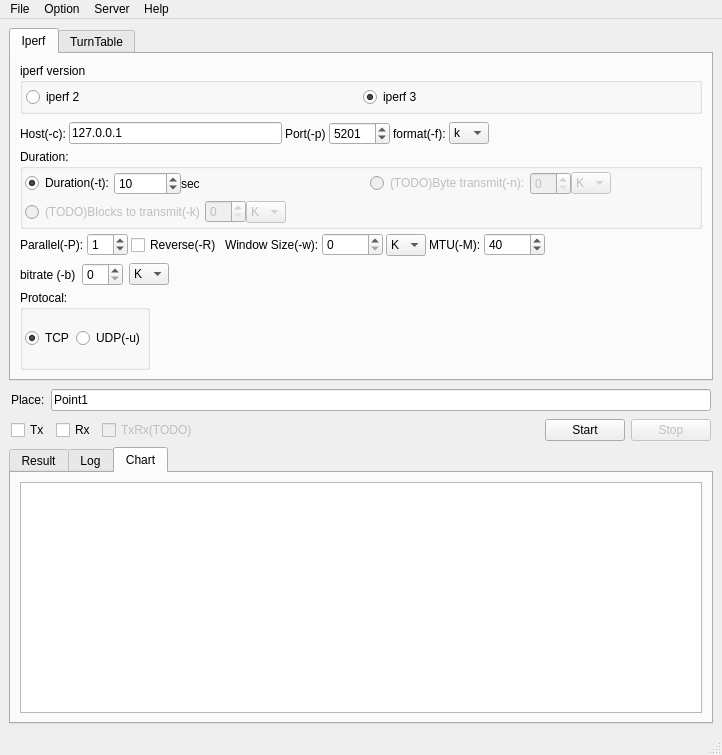
The window that qperf.ui (coolshou/pyIperf) describes before a commit, drawn with Qt 5.
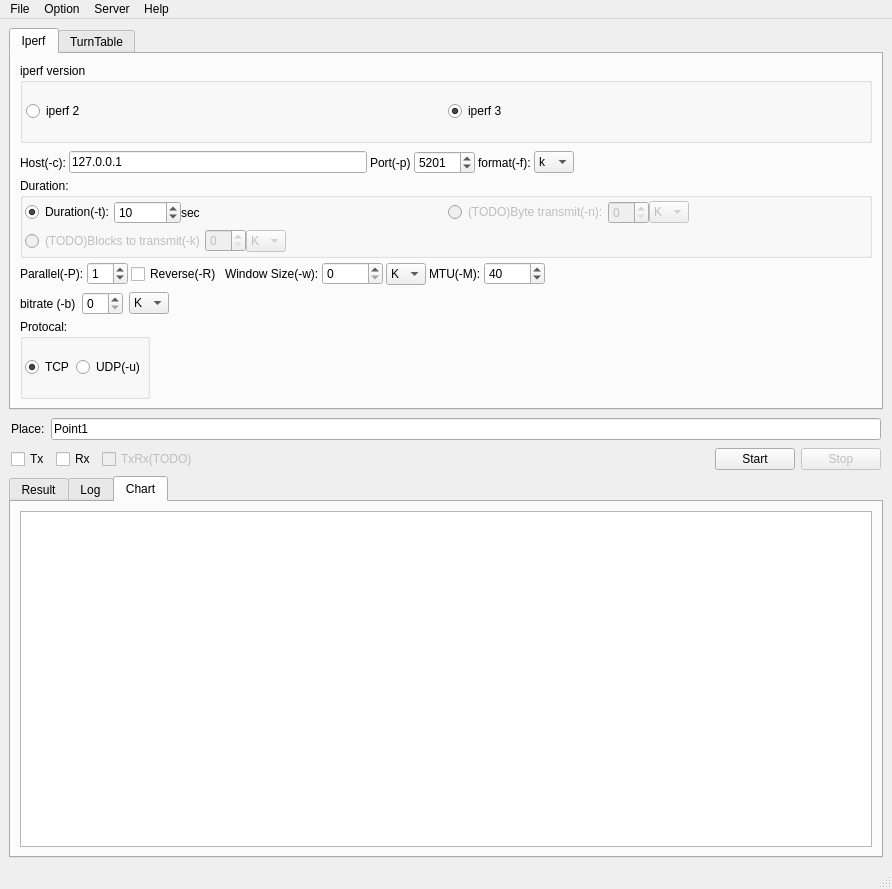
The same window after the commit. Custom widgets are drawn as their Qt base class.

The edit to the form file:
```diff
--- a/qperf.ui
+++ b/qperf.ui
@@ -6,8 +6,8 @@
    <rect>
     <x>0</x>
     <y>0</y>
-    <width>722</width>
-    <height>755</height>
+    <width>892</width>
+    <height>889</height>
    </rect>
   </property>
   <property name="windowTitle">
@@ -1271,7 +1271,7 @@
     <rect>
      <x>0</x>
      <y>0</y>
-     <width>722</width>
+     <width>892</width>
      <height>36</height>
     </rect>
    </property>
```
